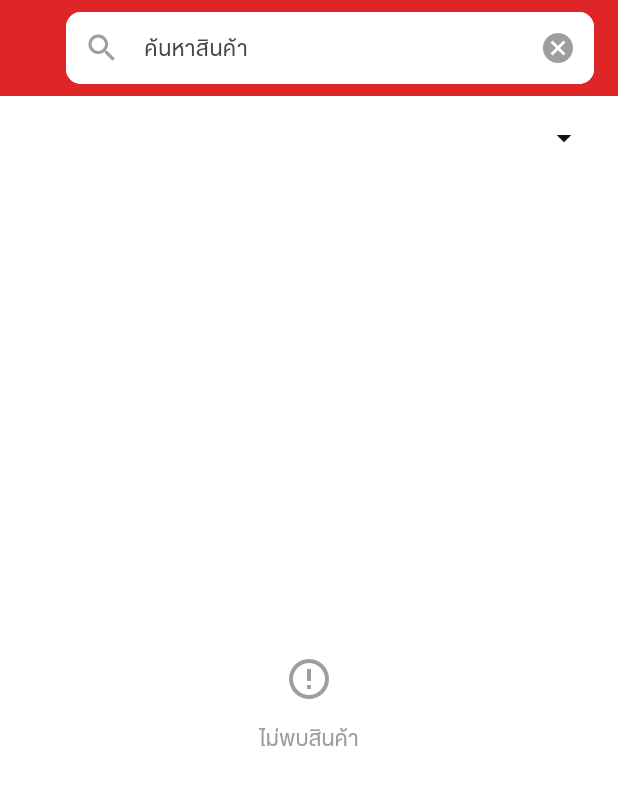
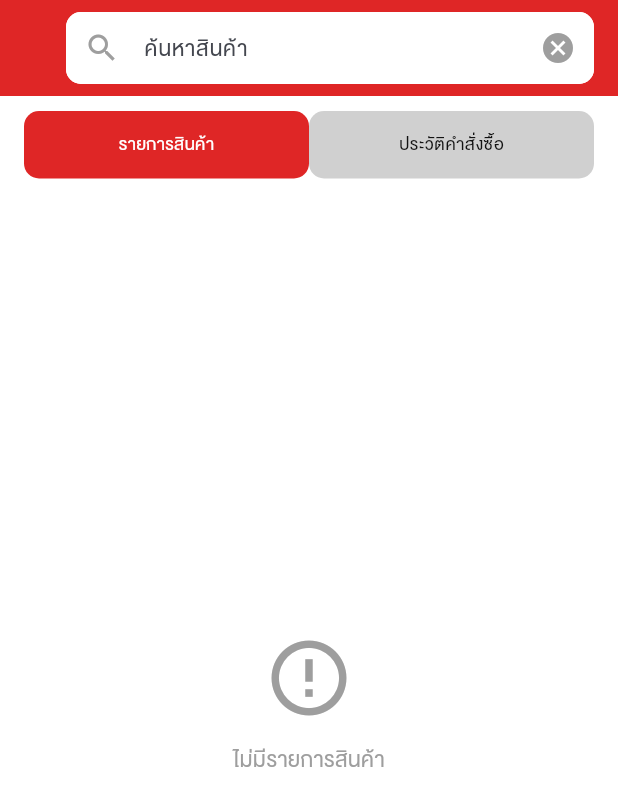
Before and after one commit to 7arthit/computer_shop_app, a Flutter app: the ProductPage screen opened by its route, on a phone screen of 412 x 824 dp. Shown: the top 806 px of the screen. Run offline on Flutter 3.47's test engine with Material 3 defaults, Android fonts, the phone set to English and light mode, and no system bars; our stand-ins replace auto_size_text, bloc, dartz, dio, equatable, flutter_bloc and 7 more; accounts and stored records are empty; generated files the repository leaves out were written again; network calls fail.

Commit message:
add order toggle tab

```diff
--- a/lib/src/presentation/pages/product/product.dart
+++ b/lib/src/presentation/pages/product/product.dart
@@ -4,6 +4,7 @@ import 'package:flutter_bloc/flutter_bloc.dart';
 import 'package:computer_shop_app/src/presentation/pages/product/bloc/product_cubit.dart';
 import 'package:computer_shop_app/src/presentation/pages/product/widget/product_search.dart';
 import 'package:computer_shop_app/src/presentation/widgets/search/custom_search_appbar.dart';
+import 'package:computer_shop_app/src/presentation/pages/product_order/product_order.dart';
 import 'package:computer_shop_app/src/utils/constants/app_theme.dart';
 
 class ProductPage extends StatelessWidget {
@@ -31,10 +32,10 @@ class ProductPage extends StatelessWidget {
     return BlocBuilder<ProductCubit, ProductState>(
       builder: (BuildContext context, ProductState state) {
         if (!state.canSearch) {
-          return const ProductSearch();
+          return const ProductOrderPage();
         } else {
           return state.showProducts
-              ? const ProductSearch()
+              ? const ProductOrderPage()
               : const ProductSearch();
         }
       },
--- a/lib/src/presentation/pages/product/widget/product_listview.dart
+++ b/lib/src/presentation/pages/product/widget/product_listview.dart
@@ -23,7 +23,7 @@ class ProductListView extends StatelessWidget {
           children: [
             Expanded(
               child: searchProducts.isEmpty
-                  ? const Message(message: 'ไม่พบสินค้า')
+                  ? const Message(message: 'ไม่พบสินค้า', icon: Icons.error_outline)
                   : ListView.builder(
                       itemCount: searchProducts.length,
                       itemBuilder: (context, index) {
--- /dev/null
+++ b/lib/src/presentation/pages/product_order/product_order.dart
@@ -0,0 +1,93 @@
+import 'package:flutter/material.dart';
+import 'package:gap/gap.dart';
+
+import 'package:computer_shop_app/src/presentation/widgets/text/mesage.dart';
+import 'package:computer_shop_app/src/utils/constants/app_theme.dart';
+import 'package:computer_shop_app/src/presentation/pages/product_order/widget/product_order_toggle.dart';
+
+class ProductOrderPage extends StatefulWidget {
+  const ProductOrderPage({super.key});
+
+  @override
+  State<ProductOrderPage> createState() => _ProductOrderPageState();
+}
+
+class _ProductOrderPageState extends State<ProductOrderPage> with SingleTickerProviderStateMixin {
+  late TabController _tabController;
+
+  @override
+  void initState() {
+    super.initState();
+    _tabController = TabController(length: 2, vsync: this);
+    _tabController.addListener(() {
+      setState(() {});
+    });
+  }
+
+  @override
+  void dispose() {
+    _tabController.dispose();
+    super.dispose();
+  }
+
+  @override
+  Widget build(BuildContext context) {
+    return Scaffold(
+      backgroundColor: AppTheme.white,
+      body: Column(
+        children: <Widget>[
+          const Gap(10),
+          Row(
+            mainAxisAlignment: MainAxisAlignment.center,
+            crossAxisAlignment: CrossAxisAlignment.center,
+            children: [
+              ProductOrderToggleTab(
+                label: 'รายการสินค้า',
+                isSelected: _tabController.index == 0,
+                onTap: () {
+                  _tabController.animateTo(0);
+                },
+              ),
+              ProductOrderToggleTab(
+                label: 'ประวัติคำสั่งซื้อ',
+                isSelected: _tabController.index == 1,
+                onTap: () {
+                  _tabController.animateTo(1);
+                },
+              ),
+            ],
+          ),
+          Expanded(
+            child: TabBarView(
+              controller: _tabController,
+              children: [
+                Row(
+                  mainAxisAlignment: MainAxisAlignment.center,
+                  crossAxisAlignment: CrossAxisAlignment.center,
+                  children: [
+                    if (_tabController.index == 0)
+                      const Message(
+                          message: 'ไม่มีรายการสินค้า',
+                          icon: Icons.error_outline,
+                      ),
+                  ],
+                ),
+                Row(
+                  mainAxisAlignment: MainAxisAlignment.center,
+                  crossAxisAlignment: CrossAxisAlignment.center,
+                  children: [
+                    if (_tabController.index == 1)
+                      const Message(
+                          message: 'ไม่มีประวัติคำสั่งซื้อ',
+                          icon: Icons.remove_shopping_cart_outlined,
+                      ),
+                  ],
+                ),
+              ],
+            ),
+          ),
+        ],
+      ),
+    );
+  }
+}
--- /dev/null
+++ b/lib/src/presentation/pages/product_order/widget/product_order_toggle.dart
@@ -0,0 +1,45 @@
+import 'package:computer_shop_app/src/utils/constants/app_theme.dart';
+import 'package:flutter/material.dart';
+
+class ProductOrderToggleTab extends StatelessWidget {
+  final String label;
+  final bool isSelected;
+  final VoidCallback onTap;
+
+  const ProductOrderToggleTab({
+    required this.label,
+    required this.isSelected,
+    required this.onTap,
+  });
+
+  @override
+  Widget build(BuildContext context) {
+    Color tabColor = isSelected ? AppTheme.red : AppTheme.black20;
+    Color textColor = isSelected ? AppTheme.white : AppTheme.black;
+    if (label == 'รายการสินค้า') {
+      tabColor = isSelected ? AppTheme.red : AppTheme.black20;
+    }
+    return GestureDetector(
+      onTap: onTap,
+      child: Container(
+        width: 190,
+        height: 45,
+        padding: const EdgeInsets.symmetric(horizontal: 10),
+        decoration: BoxDecoration(
+          color: tabColor,
+          borderRadius: BorderRadius.circular(10.0),
+        ),
+        child: Center(
+          child: Text(
+            label,
+            style: TextStyle(
+              color: textColor,
+              fontWeight: isSelected ? FontWeight.normal : FontWeight.normal,
+              fontSize: 16,
+            ),
+          ),
+        ),
+      ),
+    );
+  }
+}
--- a/lib/src/presentation/widgets/text/mesage.dart
+++ b/lib/src/presentation/widgets/text/mesage.dart
@@ -2,8 +2,9 @@ import 'package:flutter/material.dart';
 
 class Message extends StatelessWidget {
   final String message;
+  final IconData icon;
 
-  const Message({Key? key, required this.message}) : super(key: key);
+  const Message({Key? key, required this.message, required this.icon}) : super(key: key);
 
   @override
   Widget build(BuildContext context) {
@@ -13,7 +14,7 @@ class Message extends StatelessWidget {
         mainAxisAlignment: MainAxisAlignment.center,
         crossAxisAlignment: CrossAxisAlignment.center,
         children: [
-          const Icon(Icons.error_outline, color: Colors.grey, size: 32),
+          Icon(icon, color: Colors.grey, size: 60),
           const SizedBox(width: 10, height: 10),
           Text(
             message,
--- a/pubspec.yaml
+++ b/pubspec.yaml
@@ -44,6 +44,7 @@ dev_dependencies:
   injectable_generator: ^2.4.1
   json_serializable: ^6.7.1
   retrofit_generator: ^8.0.4
+  gap: ^3.0.0
 
 flutter:
 
```
Also changed, not shown: pubspec.lock.
